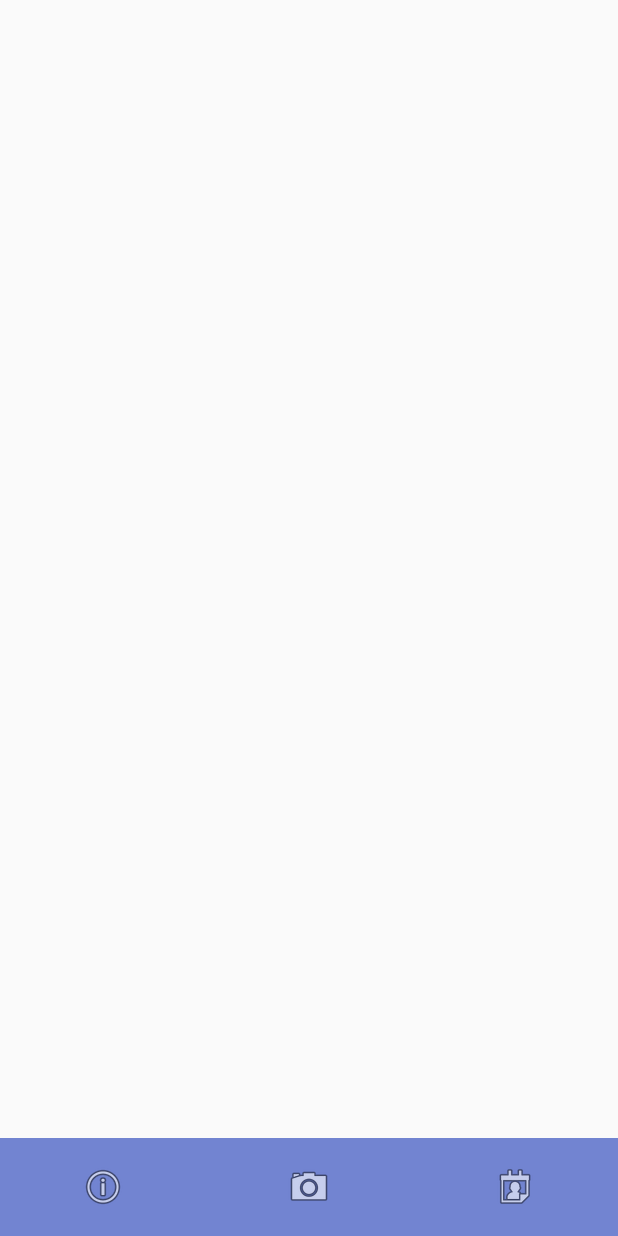
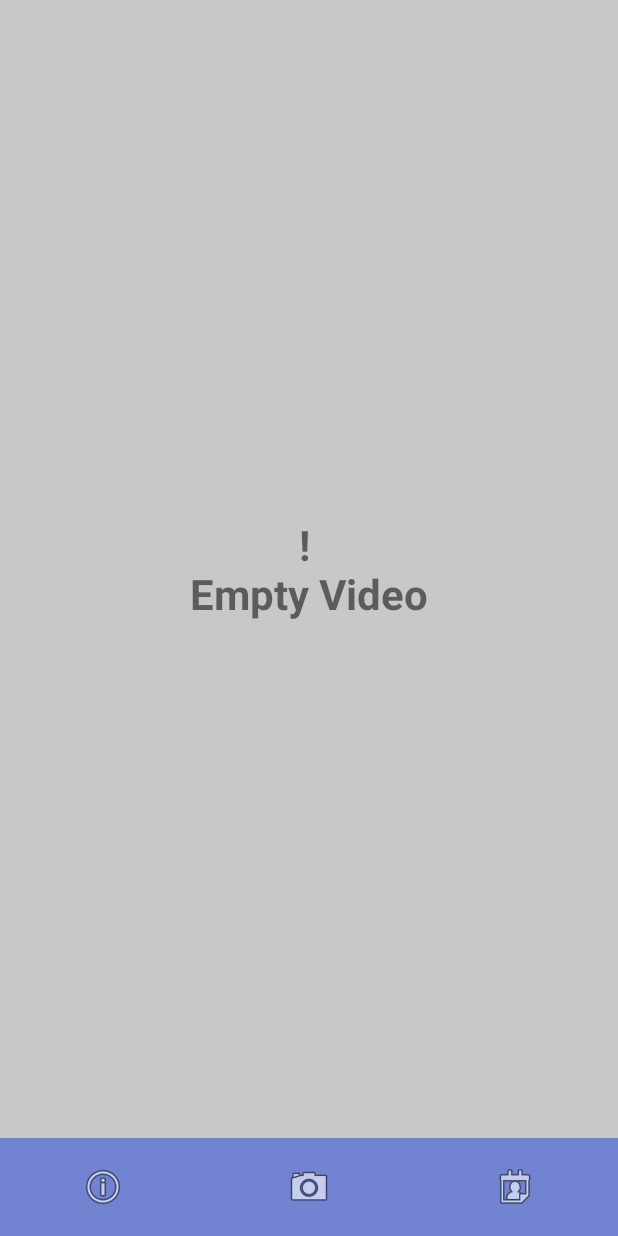
Before and after one commit to cacao1562/Vlog, an Android app: the screen it shows after launch (MainActivity), on a phone screen of 412 x 824 dp. Run offline under Robolectric (Android 15) with nearby library versions, the phone set to English and light mode, and no system bars; our stand-ins replace data binding.

Commit message:
촬영 최대시간 15초 지정, 카메라 저장 부분 수정, 비디오 없을때 위에 덮는 뷰 추가, 타이머 수정

```diff
--- a/app/src/main/AndroidManifest.xml
+++ b/app/src/main/AndroidManifest.xml
@@ -28,7 +28,7 @@
             </intent-filter>
         </activity>
 
-        <activity android:name=".Activity.MainActivity" android:screenOrientation="portrait" />
+        <activity android:name=".Activity.MainActivity" android:screenOrientation="portrait" android:hardwareAccelerated="true" />
         <activity android:name=".Activity.BlankActivity" android:screenOrientation="portrait" />
 
     </application>
--- a/app/src/main/java/kr/co/valuesys/vlog/mobile/Activity/MainActivity.java
+++ b/app/src/main/java/kr/co/valuesys/vlog/mobile/Activity/MainActivity.java
@@ -39,7 +39,6 @@ public class MainActivity extends AppCompatActivity {
         }
 
         getSupportFragmentManager().beginTransaction().replace(R.id.main_container, videoListFragment).commit();
-
 //        binding.bottomView.getMenu().getItem(0).setCheckable(false);
 
 //        binding.bottomView.setOnNavigationItemSelectedListener(new BottomNavigationView.OnNavigationItemSelectedListener() {
@@ -79,4 +78,10 @@ public class MainActivity extends AppCompatActivity {
     }
 
 
+    @Override
+    protected void onResume() {
+        super.onResume();
+
+        getSupportFragmentManager().beginTransaction().detach(videoListFragment).attach(videoListFragment).commit();
+    }
 }
--- a/app/src/main/java/kr/co/valuesys/vlog/mobile/Fragment/CameraFragment.java
+++ b/app/src/main/java/kr/co/valuesys/vlog/mobile/Fragment/CameraFragment.java
@@ -6,7 +6,6 @@ import android.content.Intent;
 import android.content.res.Configuration;
 import android.databinding.DataBindingUtil;
 import android.graphics.Matrix;
-import android.graphics.Point;
 import android.graphics.RectF;
 import android.graphics.SurfaceTexture;
 import android.hardware.camera2.CameraAccessException;
@@ -17,7 +16,6 @@ import android.hardware.camera2.CameraManager;
 import android.hardware.camera2.CameraMetadata;
 import android.hardware.camera2.CaptureRequest;
 import android.hardware.camera2.params.StreamConfigurationMap;
-import android.media.CamcorderProfile;
 import android.media.MediaRecorder;
 import android.net.Uri;
 import android.os.Build;
@@ -27,10 +25,8 @@ import android.os.Handler;
 import android.os.HandlerThread;
 import android.support.annotation.NonNull;
 import android.support.annotation.Nullable;
-import android.support.annotation.RequiresApi;
 import android.support.v4.app.DialogFragment;
 import android.support.v4.app.Fragment;
-import android.util.DisplayMetrics;
 import android.util.Log;
 import android.util.Size;
 import android.util.SparseIntArray;
@@ -52,11 +48,6 @@ import java.util.TimerTask;
 import java.util.concurrent.Semaphore;
 import java.util.concurrent.TimeUnit;
 
-import io.reactivex.Observable;
-import io.reactivex.android.schedulers.AndroidSchedulers;
-import io.reactivex.disposables.CompositeDisposable;
-import io.reactivex.disposables.Disposable;
-import io.reactivex.schedulers.Schedulers;
 import kr.co.valuesys.vlog.mobile.InputFileNameDialog;
 import kr.co.valuesys.vlog.mobile.R;
 import kr.co.valuesys.vlog.mobile.databinding.FragmentCameraBinding;
@@ -68,7 +59,7 @@ public class CameraFragment extends Fragment implements View.OnClickListener, Me
     //Superbrain 대신 원하는 폴더이름을 만들면 됩니다.
     private static final String DETAIL_PATH = "DCIM/TestVideo/";
 
-    FragmentCameraBinding binding;
+    private FragmentCameraBinding binding;
 
     // 카메라 광각, 전면, 후면
     private static final String CAM_WHAT = "2";
@@ -77,22 +68,22 @@ public class CameraFragment extends Fragment implements View.OnClickListener, Me
 
     private String mCamId;
 
-    CameraCaptureSession mCameraCaptureSession;
-    CameraDevice mCameraDevice;
-    CameraManager mCameraManager;
+    private CameraCaptureSession mCameraCaptureSession;
+    private CameraDevice mCameraDevice;
+    private CameraManager mCameraManager;
 
-    Size mVideoSize;
-    Size mPreviewSize;
-    CaptureRequest.Builder mCaptureRequestBuilder;
+    private Size mVideoSize;
+    private Size mPreviewSize;
+    private CaptureRequest.Builder mCaptureRequestBuilder;
 
-    int mSensorOrientation;
+    private int mSensorOrientation;
 
-    Semaphore mSemaphore = new Semaphore(1);
+    private Semaphore mSemaphore = new Semaphore(1);
 
-    HandlerThread mBackgroundThread;
-    Handler mBackgroundHandler;
+    private HandlerThread mBackgroundThread;
+    private Handler mBackgroundHandler;
 
-    MediaRecorder mMediaRecorder;
+    private MediaRecorder mMediaRecorder;
 
     private String mNextVideoAbsolutePath;
     private boolean mIsRecordingVideo;
@@ -107,7 +98,6 @@ public class CameraFragment extends Fragment implements View.OnClickListener, Me
 
         binding = DataBindingUtil.inflate(inflater, R.layout.fragment_camera, container, false);
         mCamId = CAM_REAR;
-        mCompositeDisposable = new CompositeDisposable();
         return binding.getRoot();
     }
 
@@ -123,8 +113,7 @@ public class CameraFragment extends Fragment implements View.OnClickListener, Me
 
         binding.cancleVideoBtn.setOnClickListener(v -> {
 
-            binding.cancleVideoBtn.setVisibility(View.INVISIBLE);
-            binding.saveVideoBtn.setVisibility(View.INVISIBLE);
+            resetUI();
 
             try {
                 mMediaRecorder.reset();
@@ -226,16 +215,21 @@ public class CameraFragment extends Fragment implements View.OnClickListener, Me
 
     //카메라 기능 호출
     private void openCamera(int width, int height) {
+
         Activity activity = getActivity();
         assert activity != null;
         mCameraManager = (CameraManager) activity.getSystemService(Context.CAMERA_SERVICE);
+
         try {
+
             if (!mSemaphore.tryAcquire(2500, TimeUnit.MILLISECONDS)) {
                 throw new RuntimeException("Time out waiting to lock camera opening.");
             }
+
             CameraCharacteristics cc = mCameraManager.getCameraCharacteristics(mCamId);
             StreamConfigurationMap scm = cc.get(CameraCharacteristics.SCALER_STREAM_CONFIGURATION_MAP);
             mSensorOrientation = cc.get(CameraCharacteristics.SENSOR_ORIENTATION);
+
             if (scm == null) {
                 throw new RuntimeException("Cannot get available preview/video sizes");
             }
@@ -506,23 +500,27 @@ public class CameraFragment extends Fragment implements View.OnClickListener, Me
 
         mMediaRecorder.setAudioSource(MediaRecorder.AudioSource.MIC);
         mMediaRecorder.setVideoSource(MediaRecorder.VideoSource.SURFACE);
+
         mMediaRecorder.setOutputFormat(MediaRecorder.OutputFormat.MPEG_4);
 
+        mMediaRecorder.setAudioEncoder(MediaRecorder.AudioEncoder.AAC);
+        mMediaRecorder.setVideoEncoder(MediaRecorder.VideoEncoder.H264);
+
+        mMediaRecorder.setVideoSize(mVideoSize.getWidth(), mVideoSize.getHeight());
+
+        mMediaRecorder.setVideoFrameRate(30);
+
         mMediaRecorder.setOutputFile(mNextVideoAbsolutePath);
+
         mMediaRecorder.setVideoEncodingBitRate(10000000);
-        mMediaRecorder.setVideoFrameRate(30);
 
 //        mMediaRecorder.setProfile(CamcorderProfile.get(CamcorderProfile.QUALITY_HIGH));
 
 //촬영 맥스 시간 설정 1000 = 1초
-        mMediaRecorder.setMaxDuration(5000);
+        mMediaRecorder.setMaxDuration(15000);
         mMediaRecorder.setOnInfoListener(this);
         mMediaRecorder.setOnErrorListener(this);
 
-        mMediaRecorder.setVideoSize(mVideoSize.getWidth(), mVideoSize.getHeight());
-//
-        mMediaRecorder.setVideoEncoder(MediaRecorder.VideoEncoder.H264);
-        mMediaRecorder.setAudioEncoder(MediaRecorder.AudioEncoder.AAC);
 
         int rotation = activity.getWindowManager().getDefaultDisplay().getRotation();
 
@@ -609,7 +607,8 @@ public class CameraFragment extends Fragment implements View.OnClickListener, Me
             }, mBackgroundHandler);
 
             binding.switchImgBtn.setVisibility(View.INVISIBLE);
-            timer();
+//            timer();
+            startTimer();
 
         } catch (CameraAccessException | IOException e) {
             e.printStackTrace();
@@ -646,7 +645,8 @@ public class CameraFragment extends Fragment implements View.OnClickListener, Me
         }
 
         mNextVideoAbsolutePath = null;
-        stop();
+//        stop();
+        stopTimer();
         startPreview();
 
     }
@@ -655,8 +655,10 @@ public class CameraFragment extends Fragment implements View.OnClickListener, Me
     private void pauseRecording() {
 
         mIsRecordingVideo = false;
-        binding.pictureBtn.setText(R.string.record);
-        stop();
+        binding.pictureBtn.setVisibility(View.INVISIBLE);
+//        binding.pictureBtn.setText(R.string.record);
+//        stop();
+        stopTimer();
 
         binding.cancleVideoBtn.setVisibility(View.VISIBLE);
         binding.saveVideoBtn.setVisibility(View.VISIBLE);
@@ -697,7 +699,8 @@ public class CameraFragment extends Fragment implements View.OnClickListener, Me
             case R.id.pictureBtn:
 
                 if (mIsRecordingVideo) {
-                    stopRecordingVideo();
+//                    stopRecordingVideo();
+                    pauseRecording();
                 } else {
                     startRecordingVideo();
                 }
@@ -753,11 +756,13 @@ public class CameraFragment extends Fragment implements View.OnClickListener, Me
     @Override
     public void onClickSave(String newFileName) {
 
+        resetUI();
+
         try {
             mMediaRecorder.stop();
             mMediaRecorder.reset();
         }catch (Exception e) {
-
+            e.printStackTrace();
         }
 
         File file = new File( mNextVideoAbsolutePath );
@@ -799,53 +804,9 @@ public class CameraFragment extends Fragment implements View.OnClickListener, Me
         }
     }
 
-    // 여기부터
-//녹화시간 카운트 시작
-    private void timer() {
 
-        Log.d(TAG, "timer started");
 
-        binding.recordTimeTxtView.setVisibility(View.VISIBLE);
 
-        Observable<Long> duration = Observable.interval(1, TimeUnit.SECONDS)
-                .map(sec -> sec += 1);
-
-        Disposable disposable = duration.subscribeOn(Schedulers.io())
-                .observeOn(AndroidSchedulers.mainThread())
-                .subscribe(timeout -> {
-
-                    long min = timeout / 60;
-                    long sec = timeout % 60;
-
-                    String sMin;
-                    String sSec;
-
-                    if (min < 10) sMin = "0" + min;
-                    else sMin = String.valueOf(min);
-
-                    if (sec < 10) sSec = "0" + sec;
-                    else sSec = String.valueOf(sec);
-
-                    String elapseTime = sMin + ":" + sSec;
-                    binding.recordTimeTxtView.setText(elapseTime);
-
-                });
-
-        mCompositeDisposable.add(disposable);
-
-    }
-
-    //녹화시간 카운트 정지
-    private void stop() {
-
-        binding.recordTimeTxtView.setVisibility(View.INVISIBLE);
-
-        if (!mCompositeDisposable.isDisposed()) {
-            mCompositeDisposable.dispose();
-        }
-    }
-
-    CompositeDisposable mCompositeDisposable;
 // 여기까지는 타이머 부분이기 때문에 사용안하셔도 됩니다.
 
     private Timer timer;
@@ -854,8 +815,7 @@ public class CameraFragment extends Fragment implements View.OnClickListener, Me
     public void onDestroyView() {
         super.onDestroyView();
 
-        if (!mCompositeDisposable.isDisposed())
-            mCompositeDisposable.dispose();
+        Log.d(TAG, "onDestroyView call");
 
         if(timer != null){
             timer.cancel();
@@ -865,20 +825,54 @@ public class CameraFragment extends Fragment implements View.OnClickListener, Me
     }
 
 
-//    private void startTimer() {
-//        timer = new Timer();                  // 3초 후에 3초 간격으로 실행
-//        timer.scheduleAtFixedRate(new SliderTimer(), 1000, 1000);
-//    }
-//
-//    private int time = 0;
-//
-//    private class SliderTimer extends TimerTask {
-//
-//        @Override
-//        public void run() {
-//
-//            time += 1;
-//        }
-//    }
+    private void startTimer() {
+        time = 0;
+        timer = new Timer();                  // 1초 후에 1초 간격으로 실행
+        timer.scheduleAtFixedRate(new SliderTimer(), 1000, 1000);
+    }
+
+    private void stopTimer() {
+        time = 0;
+        timer.cancel();
+        timer = null;
+    }
+
+    private int time = 0;
+
+    private class SliderTimer extends TimerTask {
+
+        @Override
+        public void run() {
+
+            time += 1;
+
+            long min = time / 60;
+            long sec = time % 60;
+
+            String sMin;
+            String sSec;
+
+            if (min < 10) sMin = "0" + min;
+            else sMin = String.valueOf(min);
+
+            if (sec < 10) sSec = "0" + sec;
+            else sSec = String.valueOf(sec);
+
+            String elapseTime = sMin + ":" + sSec;
+            binding.recordTimeTxtView.setText(elapseTime);
+
+        }
+    }
+
+    private void resetUI() {
+
+        binding.cancleVideoBtn.setVisibility(View.INVISIBLE);
+        binding.saveVideoBtn.setVisibility(View.INVISIBLE);
+        binding.pictureBtn.setVisibility(View.VISIBLE);
+        binding.pictureBtn.setText(R.string.record);
+        binding.switchImgBtn.setVisibility(View.VISIBLE);
+        binding.recordTimeTxtView.setText("00:00");
+
+    }
 
 }
--- a/app/src/main/java/kr/co/valuesys/vlog/mobile/Fragment/VideoListFragment.java
+++ b/app/src/main/java/kr/co/valuesys/vlog/mobile/Fragment/VideoListFragment.java
@@ -110,6 +110,11 @@ public class VideoListFragment extends Fragment {
 
         }
 
+        if (videoList.size() == 0) {
+            binding.videoListEmptyview.setVisibility(View.VISIBLE);
+        }else {
+            binding.videoListEmptyview.setVisibility(View.GONE);
+        }
         cursor.close();
         return videoList;
     }
--- a/app/src/main/res/layout/dialog_inputfilename.xml
+++ b/app/src/main/res/layout/dialog_inputfilename.xml
@@ -34,7 +34,7 @@
             android:layout_width="match_parent"
             android:layout_height="1dp"
             android:layout_marginTop="20dp"
-            android:background="@color/balck"
+            android:background="@color/black"
             app:layout_constraintTop_toBottomOf="@+id/title" />
 
         <TextView
--- a/app/src/main/res/layout/fragment_app_info.xml
+++ b/app/src/main/res/layout/fragment_app_info.xml
@@ -32,7 +32,7 @@
             android:layout_width="match_parent"
             android:layout_height="1dp"
             android:layout_marginTop="20dp"
-            android:background="@color/balck"
+            android:background="@color/black"
             app:layout_constraintTop_toBottomOf="@+id/title"/>
 
 
--- a/app/src/main/res/layout/fragment_camera.xml
+++ b/app/src/main/res/layout/fragment_camera.xml
@@ -39,7 +39,7 @@
             android:layout_marginRight="20dp"
             app:layout_constraintTop_toTopOf="parent"
             app:layout_constraintRight_toRightOf="parent"
-            android:textColor="@color/balck" />
+            android:textColor="@color/black" />
 
 
         <LinearLayout
--- a/app/src/main/res/layout/fragment_video_list.xml
+++ b/app/src/main/res/layout/fragment_video_list.xml
@@ -6,10 +6,35 @@
         android:layout_width="match_parent"
         android:layout_height="match_parent">
 
-        <android.support.v7.widget.RecyclerView
-            android:id="@+id/videoList_recyclerview"
+        <FrameLayout
             android:layout_width="match_parent"
-            android:layout_height="match_parent"/>
+            android:layout_height="match_parent">
+
+            <android.support.v7.widget.RecyclerView
+                android:id="@+id/videoList_recyclerview"
+                android:layout_width="match_parent"
+                android:layout_height="match_parent"/>
+
+            <FrameLayout
+                android:id="@+id/videoList_emptyview"
+                android:layout_width="match_parent"
+                android:layout_height="match_parent"
+                android:background="@color/gray"
+                android:visibility="gone">
+
+                <TextView
+                    android:layout_width="match_parent"
+                    android:layout_height="wrap_content"
+                    android:layout_gravity="center"
+                    android:text="! \nEmpty Video"
+                    android:textSize="28dp"
+                    android:textStyle="bold"
+                    android:textAlignment="center"/>
+
+            </FrameLayout>
+
+        </FrameLayout>
+
 
     </android.support.constraint.ConstraintLayout>
 
--- a/app/src/main/res/values/colors.xml
+++ b/app/src/main/res/values/colors.xml
@@ -5,7 +5,8 @@
     <color name="colorAccent">#D81B60</color>
 
     <color name="white">#FFFFFF</color>
-    <color name="balck">#000000</color>
+    <color name="black">#000000</color>
+    <color name="gray">#C1B8B8B8</color>
     <color name="clear">#00000000</color>
     <color name="bottomback">#7284D1</color>
 </resources>
```
